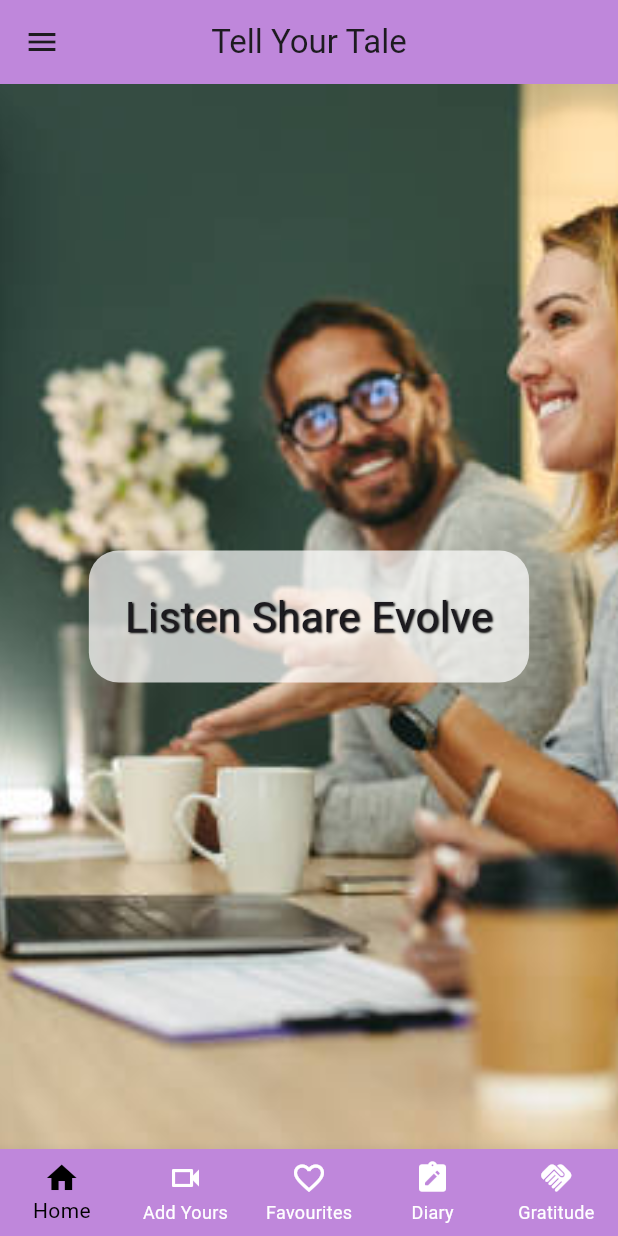
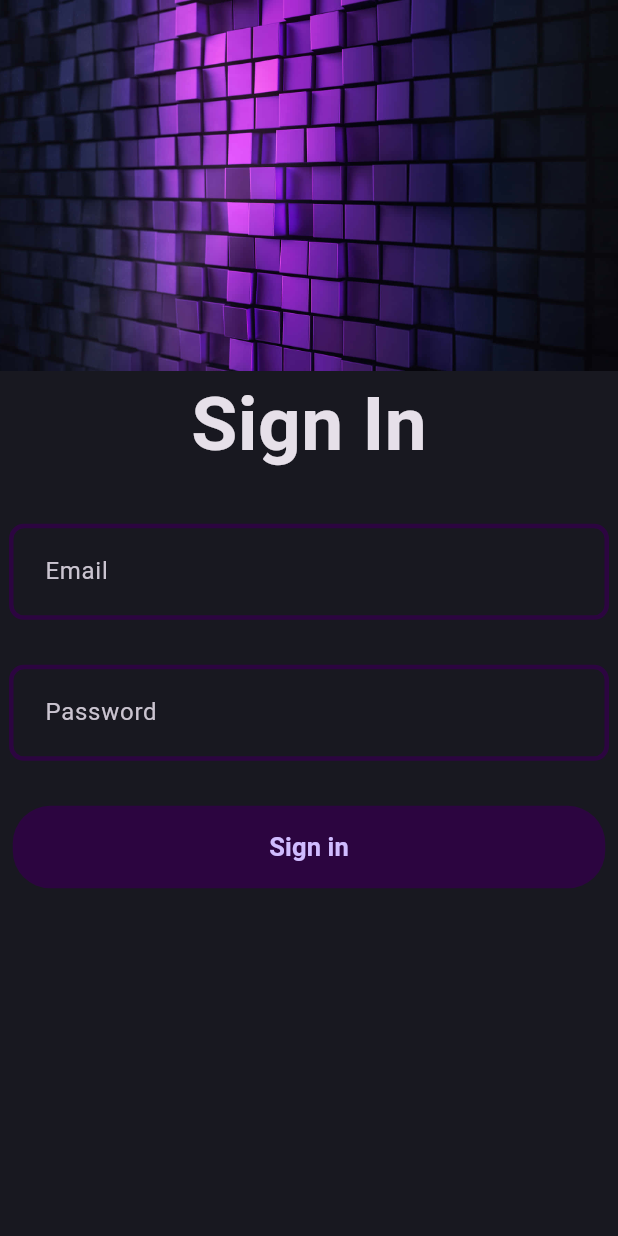
Before and after one commit to Sowbaranika1111/Experiences-Project-2, a Flutter app: the screen it shows after launch, on a phone screen of 412 x 824 dp. Run offline on Flutter 3.47's test engine with Material 3 defaults, Android fonts, the light colour scheme and no system bars.

Commit message:
Implemented UI of Login Page

```diff
--- a/lib/main.dart
+++ b/lib/main.dart
@@ -1,7 +1,9 @@
-import 'package:experiences_project/pages/diary_page.dart';
-import 'package:experiences_project/pages/fav_page.dart';
-import 'package:experiences_project/pages/gratitude_page.dart';
-import 'package:experiences_project/pages/intro_page.dart';
+import 'package:experiences_project/pallete.dart';
+import 'package:experiences_project/screens/diary_page.dart';
+import 'package:experiences_project/screens/fav_page.dart';
+import 'package:experiences_project/screens/gratitude_page.dart';
+// import 'package:experiences_project/screens/intro_page.dart';
+import 'package:experiences_project/screens/login_page.dart';
 import 'package:flutter/material.dart';
 
 void main() {
@@ -14,9 +16,11 @@ class ExpApp extends StatelessWidget {
   @override
   Widget build(BuildContext context) {
     return MaterialApp(
-      theme: ThemeData(primarySwatch: Colors.grey),
+      theme: ThemeData.dark().copyWith(
+        scaffoldBackgroundColor: Pallete.backgroundColorLoginPg
+      ),
       routes : {
-        '/' : (context) => const IntroPage(),
+        '/' : (context) => const LoginPage(),
         '/fav' : (context) => const FavPage(),
         '/diary': (context) => const DiaryPage(),
         '/grateful': (context) => const GratitudePage(),
--- /dev/null
+++ b/lib/pallete.dart
@@ -0,0 +1,11 @@
+import 'package:flutter/material.dart';
+
+class Pallete {
+  static const Color backgroundColorLoginPg = Color.fromRGBO(24, 24, 32, 1);
+  static const Color appBar =  Color.fromARGB(255, 191, 135, 219);
+  static const Color bottomNavigationBar = Color.fromARGB(255, 191, 135, 219);
+  static const Color inputFieldBordersBfr = Color.fromARGB(255, 44, 5, 64);
+  static const Color inputFieldBordersAftr = Color.fromARGB(255, 65, 23, 86);
+
+
+}
--- a/lib/pages/intro_page.dart
+++ b/lib/screens/intro_page.dart
@@ -1,3 +1,4 @@
+import 'package:experiences_project/pallete.dart';
 import 'package:flutter/material.dart';
 import '../shared/menu_drawer.dart';
 import '../shared/menu_bottom.dart';
@@ -8,7 +9,7 @@ class IntroPage extends StatelessWidget {
   Widget build(BuildContext context) {
     return Scaffold(
       appBar: AppBar(
-        backgroundColor: const Color.fromARGB(255, 191, 135, 219),
+        backgroundColor: Pallete.appBar,
         title: const Text("Tell Your Tale"),
         centerTitle: true,
       ),
@@ -16,15 +17,15 @@ class IntroPage extends StatelessWidget {
       drawer: const MenuDrawer(),
 
       bottomNavigationBar:const MenuBottom(
-              backgroundColor:  Color.fromARGB(255, 191, 135, 219),
+              backgroundColor:  Pallete.bottomNavigationBar,
               currentIndex: 0,
       ),
-      backgroundColor: const Color.fromARGB(255, 191, 135, 219),
+      backgroundColor: Pallete.bottomNavigationBar,
 
       body: Container(
           decoration: const BoxDecoration(
               image: DecorationImage(
-                  image: AssetImage('assets/home_pg_img.jpg'),
+                  image: AssetImage('assets/images/home_pg_img.jpg'),
                   fit: BoxFit.cover)),
           child: Center(
               child: Container(
--- /dev/null
+++ b/lib/screens/login_page.dart
@@ -0,0 +1,44 @@
+import 'package:experiences_project/widgets/login_field.dart';
+import 'package:experiences_project/widgets/sign_in_btn.dart';
+import 'package:flutter/material.dart';
+
+class LoginPage extends StatelessWidget {
+  const LoginPage({super.key});
+
+  @override
+  Widget build(BuildContext context) {
+    return Scaffold(
+      body: SingleChildScrollView(
+        child: Center(
+          child: Column(
+            children: [
+              SizedBox(
+                width: double.infinity,
+                height: MediaQuery.of(context).size.height *
+                    0.3, // Adjust height as needed
+                child: Image.asset(
+                  'assets/images/signUpIn_img2.jpg',
+                  fit: BoxFit.cover,
+                ),
+              ),
+              const Text(
+                "Sign In",
+                style: TextStyle(
+                  fontWeight: FontWeight.bold,
+                  fontSize: 50,
+                ),
+              ),
+              const SizedBox(height: 30),
+              const LoginField(hintText: "Email"),
+              const SizedBox(height: 30),
+              const LoginField(hintText: "Password"),
+              const SizedBox(height: 30),
+              const SigninButton(),
+              const SizedBox(height: 10),
+            ],
+          ),
+        ),
+      ),
+    );
+  }
+}
--- a/lib/shared/menu_drawer.dart
+++ b/lib/shared/menu_drawer.dart
@@ -1,6 +1,6 @@
 import 'package:flutter/material.dart';
-import '../pages/intro_page.dart';
-import '../pages/fav_page.dart';
+import '../screens/intro_page.dart';
+import '../screens/fav_page.dart';
 
 class MenuDrawer extends StatelessWidget {
   const MenuDrawer({super.key});
--- /dev/null
+++ b/lib/widgets/login_field.dart
@@ -0,0 +1,38 @@
+import 'package:experiences_project/pallete.dart';
+import 'package:flutter/material.dart';
+
+class LoginField extends StatelessWidget {
+    //every time we initialise the login field , it needs to appear , so passing it as constructor value
+  final String hintText;
+  const LoginField({super.key,required this.hintText});
+
+
+  @override
+  Widget build(BuildContext context) {
+    return ConstrainedBox(
+      constraints : const BoxConstraints(
+        maxWidth: 400,
+      ),
+      child: TextFormField(
+        decoration:  InputDecoration(
+          contentPadding: const EdgeInsets.all(20),
+          enabledBorder: OutlineInputBorder(
+            borderSide: const BorderSide(
+              color: Pallete.inputFieldBordersBfr,
+              width: 3,
+            ),
+            borderRadius: BorderRadius.circular(10),
+          ),
+          focusedBorder:  OutlineInputBorder(
+            borderSide: const BorderSide(
+              color: Pallete.inputFieldBordersAftr,
+              width: 3,
+            ),
+            borderRadius: BorderRadius.circular(10),
+          ),
+          hintText: hintText, // coming from the constructor
+          )
+        ),
+      );
+  }
+}
--- /dev/null
+++ b/lib/widgets/sign_in_btn.dart
@@ -0,0 +1,32 @@
+import 'package:experiences_project/pallete.dart';
+import 'package:flutter/material.dart';
+
+class SigninButton extends StatelessWidget {
+  const SigninButton({super.key});
+
+  @override
+  Widget build(BuildContext context) {
+    return Container(
+      decoration: BoxDecoration(
+        color : Pallete.inputFieldBordersBfr,
+        borderRadius: BorderRadius.circular(25)
+      ),
+      child: ElevatedButton(onPressed: (){},
+
+       style : ElevatedButton.styleFrom(
+        fixedSize: const Size(395,55),
+        backgroundColor: Colors.transparent,
+        shadowColor: Colors.transparent,
+
+       ),
+       child: const Text(
+        'Sign in',
+        style: TextStyle(
+        fontWeight: FontWeight.w700,
+        fontSize:17,
+       ),
+       ),
+       ),
+    );
+  }
+}
--- a/pubspec.yaml
+++ b/pubspec.yaml
@@ -60,7 +60,7 @@ flutter:
 
   # To add assets to your application, add an assets section, like this:
   assets:
-    - assets/
+    - assets/images/
   #   - images/a_dot_ham.jpeg
 
   # An image asset can refer to one or more resolution-specific "variants", see
```
Also changed, not shown: assets/images/header_img.jpg (renamed from assets/header_img.jpg), assets/images/home_pg_img.jpg (renamed from assets/home_pg_img.jpg), assets/images/signUpIn_img.jpg (added), assets/images/signUpIn_img2.jpg (added), lib/screens/diary_page.dart (renamed from lib/pages/diary_page.dart), lib/screens/fav_page.dart (renamed from lib/pages/fav_page.dart), lib/screens/gratitude_page.dart (renamed from lib/pages/gratitude_page.dart), 2 other files.
